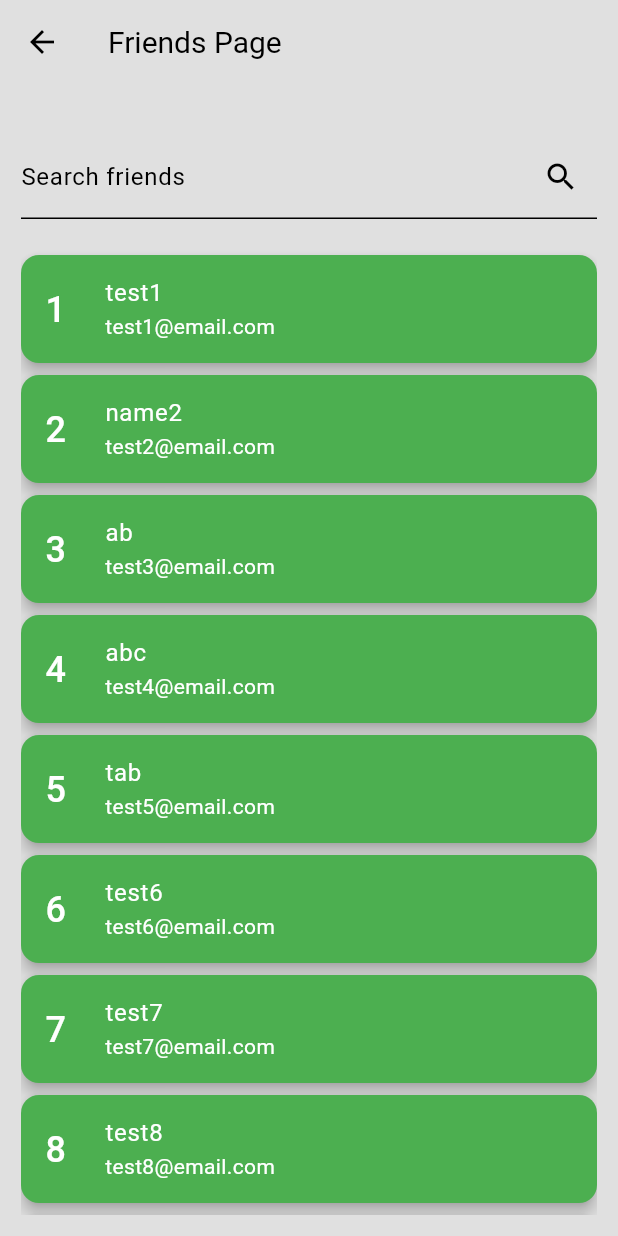
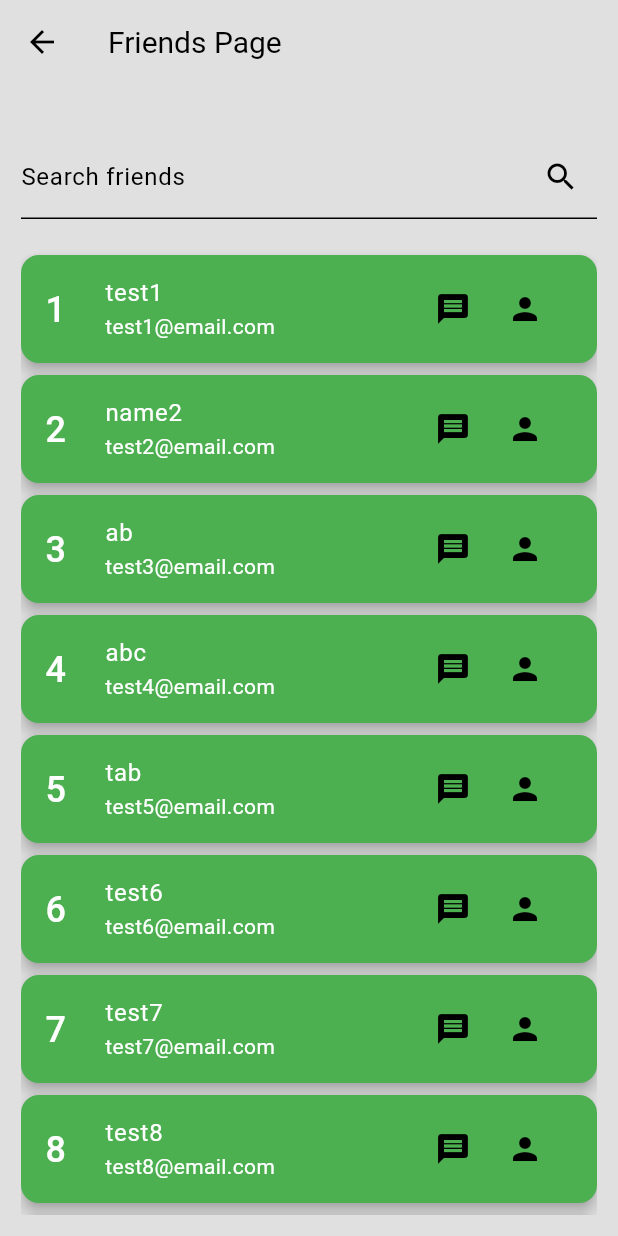
Before and after one commit to cdv74997/connection_alley, a Flutter app: the FriendsPage screen opened directly, on a phone screen of 412 x 824 dp. Run offline on Flutter 3.47's test engine with Material 3 defaults, Android fonts, the phone set to English and light mode, and no system bars; our stand-ins replace cloud_firestore, firebase_auth, firebase_core, firebase_storage, google_sign_in, image_picker; accounts and stored records are empty.

Commit message:
added message and view profile into friends list

```diff
--- a/lib/views/friends_page.dart
+++ b/lib/views/friends_page.dart
@@ -82,7 +82,26 @@ class _FriendsPageState extends State<FriendsPage> {
                   style: TextStyle(color: Colors.white)),
                   subtitle: Text('${_foundUsers[index]["email"]}',
                   style: TextStyle(color: Colors.white)),
-              )),
+                  trailing: Row(
+                    mainAxisSize: MainAxisSize.min,
+                    children: [
+                      IconButton(
+                        icon: Icon(Icons.message),
+                        onPressed: () {
+                          // Logic here to message a friend
+                        },
+                      ),
+                      IconButton(
+                        icon: Icon(Icons.person),
+                        onPressed: () {
+                          // Logic here to view profile
+                        },
+                      ),
+                    ],
+                  ),
+              ),
+
+              ),
             ),
           )
         ]),
```
